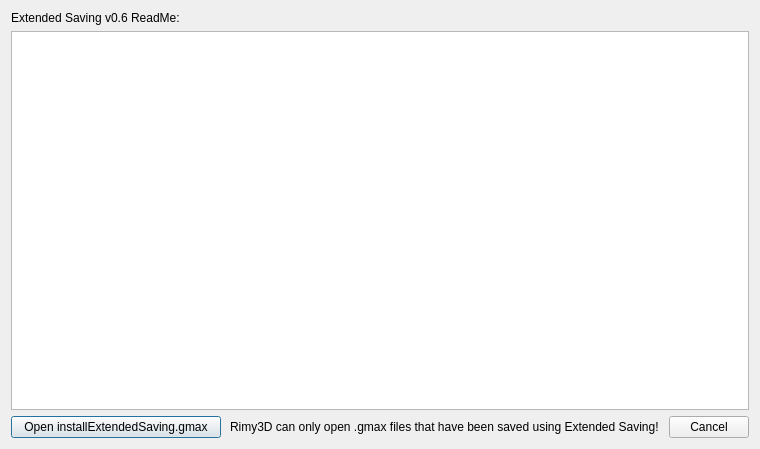
The window that Rimy3D/source/extendedsavingdialog.ui (Baltram/rmtools) describes before a commit, drawn with Qt 5.
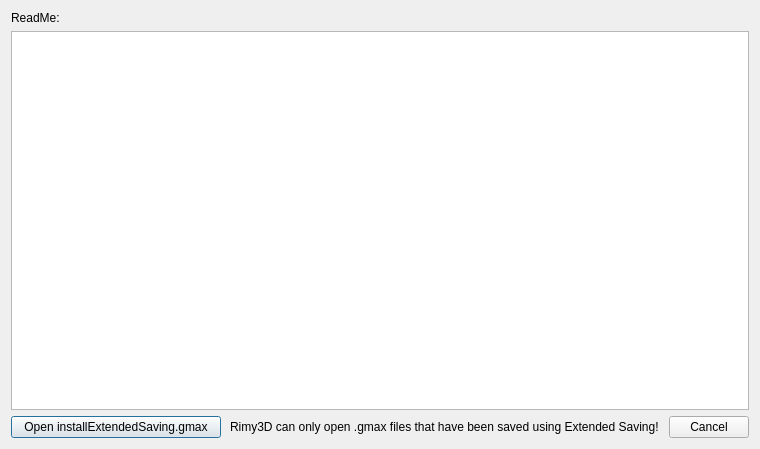
The same window after the commit.

Patch:
```diff
--- a/Rimy3D/source/extendedsavingdialog.ui
+++ b/Rimy3D/source/extendedsavingdialog.ui
@@ -35,7 +35,7 @@
    <item>
     <widget class="QLabel" name="label">
      <property name="text">
-      <string>Extended Saving v0.6 ReadMe:</string>
+      <string>ReadMe:</string>
      </property>
     </widget>
    </item>
```
